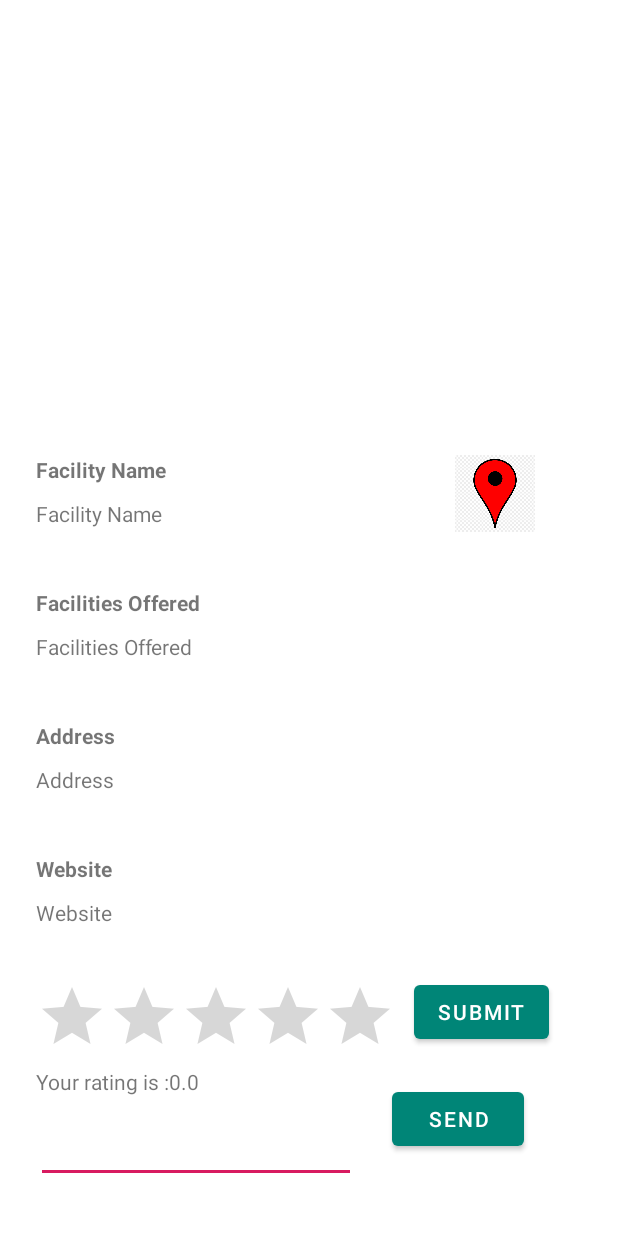
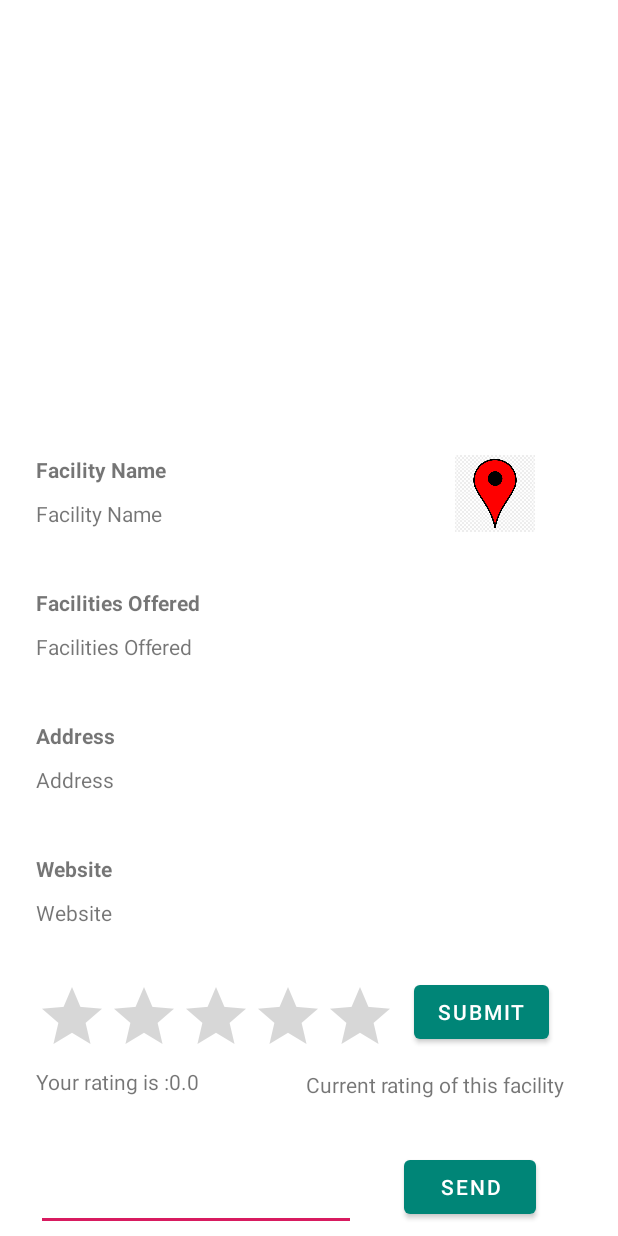
Before and after one commit to rectuspin/CZ2006_final, an Android app: the ViewFacilityActivity screen opened directly, with no data from a screen before it, after a tap on "SUBMIT", on a phone screen of 412 x 824 dp. Run offline under Robolectric (Android 15) with nearby library versions, the phone set to English and light mode, and no system bars; our stand-ins replace Firebase (no records; nobody signed in at launch, a user with empty details on screens opened directly); 13 statements that could not run were skipped.

Commit message:
rating added

```diff
--- a/app/src/main/java/com/example/athletica/data/facility/Ratings.java
+++ b/app/src/main/java/com/example/athletica/data/facility/Ratings.java
@@ -1,9 +1,11 @@
 package com.example.athletica.data.facility;
 
 public class Ratings {
-    //private String ratingID;
-    //private String facilityID;
+    private String ratingID;
+    private String facilityID;
+
     private float ratingContent;
+    /*
     private float five = 0;
     private float fourpfive = 0;
     private float four = 0;
@@ -15,34 +17,22 @@ public class Ratings {
     private float one = 0;
     private float pfive = 0;
     private float zero = 0;
-
+    */
 
     public Ratings() {
     }
 
 
-    public Ratings(int num) {
-        five += num;
-    }
-
-    public float addrating(float ratingContent) {
-        switch ((int) (10 * ratingContent)) {
-            case 50:
-                five++;
-                break;
-            case 45:
-                fourpfive++;
-                break;
-
-        }
-        return five;
-    }
-
-    public float getFive() {
-        return five;
+    public Ratings(float ratingContent,String ratingID) {
+        this.ratingContent=ratingContent;
+        this.ratingID=ratingID;
     }
 
     public float getRatingContent() {
         return ratingContent;
     }
+
+    public String getRatingID() {
+        return ratingID;
+    }
 }
--- a/app/src/main/java/com/example/athletica/ui/facility/ViewFacilityActivity.java
+++ b/app/src/main/java/com/example/athletica/ui/facility/ViewFacilityActivity.java
@@ -2,6 +2,7 @@ package com.example.athletica.ui.facility;
 
 import android.content.Intent;
 import android.os.Bundle;
+import android.util.Log;
 import android.view.View;
 import android.widget.Button;
 import android.widget.EditText;
@@ -15,6 +16,7 @@ import androidx.annotation.NonNull;
 import androidx.appcompat.app.AppCompatActivity;
 
 import com.example.athletica.R;
+import com.example.athletica.data.account.LoginRegisterManager;
 import com.example.athletica.data.facility.Comments;
 import com.example.athletica.data.facility.Facility;
 import com.example.athletica.data.facility.FacilityManager;
@@ -54,14 +56,16 @@ public class ViewFacilityActivity extends AppCompatActivity {
     private FacilityManager facilityManager;
     private DataManager dataManager;
 
+
+    private Button submitButton;
+    private TextView ratingDisplayTextView;
+    private TextView currentRating;
+
     private EditText addcomment;
     private Button sendComment;
-    private Button submitButton;
-    private TextView ratingDisplayTextView;
-
     private ListView listViewComments;
     private List<Comments> commentsList;
-
+    float ratingAvg;
 
     @Override
     protected void onCreate(Bundle savedInstanceState) {
@@ -79,6 +83,8 @@ public class ViewFacilityActivity extends AppCompatActivity {
 
         submitButton = (Button) findViewById(R.id.submit_button);
         ratingDisplayTextView = (TextView) findViewById(R.id.rating_display_text_View);
+        currentRating=(TextView)findViewById(R.id.current_rating);
+
         listViewComments = (ListView) findViewById(R.id.list_view_comment);
         addcomment = findViewById(R.id.add_comment);
         sendComment = (Button) findViewById(R.id.send);
@@ -122,19 +128,10 @@ public class ViewFacilityActivity extends AppCompatActivity {
             @Override
             public void onClick(View v) {
                 //addRatings();
-                DatabaseReference Ratings_DB_Ref = facility.getRatings_DB_Ref();
                 float submitted_rating = ratingRatingBar.getRating();
-                Ratings ratings_;
-                if (submitted_rating == 5.0)
-                    ratings_ = new Ratings(1);
-                else
-                    ratings_ = new Ratings(0);
-                String id = Ratings_DB_Ref.push().getKey();
+                facilityManager.addRating(submitted_rating);
+                ratingDisplayTextView.setText("Your rating is :" + submitted_rating);
 
-                //Ratings_DB_Ref.child(facilityIndex).setValue(ratings_);
-                Ratings_DB_Ref.child(facilityIndex).setValue(ratings_);
-
-                ratingDisplayTextView.setText("Your rating is :" + ratingRatingBar.getRating());
             }
         });
 
@@ -156,6 +153,8 @@ public class ViewFacilityActivity extends AppCompatActivity {
     protected void onStart() {
         super.onStart();
         DatabaseReference Comments_DB_Reference = facility.getComments_DB_Reference();
+        DatabaseReference Ratings_DB_Reference = facility.getRatings_DB_Ref();
+
         Comments_DB_Reference.child(facilityIndex).addValueEventListener(new ValueEventListener() {
             @Override
             public void onDataChange(@NonNull DataSnapshot dataSnapshot) {
@@ -173,6 +172,30 @@ public class ViewFacilityActivity extends AppCompatActivity {
 
             }
         });
+        Ratings_DB_Reference.child(facilityIndex).addValueEventListener(new ValueEventListener() {
+            @Override
+            public void onDataChange(@NonNull DataSnapshot dataSnapshot) {
+
+                float sum=0;
+                long numChild=0;
+
+                for (DataSnapshot ratingsSnapshot : dataSnapshot.getChildren()) {
+                    Ratings rating = ratingsSnapshot.getValue(Ratings.class);
+                    sum+=rating.getRatingContent();
+                    numChild=dataSnapshot.getChildrenCount();
+                }
+                ratingAvg=(float)sum/numChild;
+                String rat=String.valueOf(ratingAvg);
+                currentRating.setText("Current rating of this facility is "+rat);
+                ratingRatingBar.setRating(ratingAvg);
+            }
+
+            @Override
+            public void onCancelled(@NonNull DatabaseError databaseError) {
+
+            }
+        });
+
     }
 
 }
--- a/app/src/main/res/layout/activity_view_facility.xml
+++ b/app/src/main/res/layout/activity_view_facility.xml
@@ -140,8 +140,8 @@
 
             <TextView
                 android:id="@+id/rating_display_text_View"
-                android:layout_width="201dp"
-                android:layout_height="22dp"
+                android:layout_width="166dp"
+                android:layout_height="25dp"
                 android:text="Your rating appears here"
                 app:layout_constraintStart_toStartOf="@+id/facility_rating_bar"
                 app:layout_constraintTop_toBottomOf="@+id/facility_rating_bar" />
@@ -164,7 +164,7 @@
 
                 android:layout_marginStart="24dp"
 
-                android:layout_marginTop="32dp"
+                android:layout_marginTop="64dp"
                 android:ems="10"
                 android:inputType="textPersonName"
                 app:layout_constraintStart_toStartOf="parent"
@@ -176,13 +176,14 @@
                 android:layout_width="wrap_content"
                 android:layout_height="wrap_content"
 
-                android:layout_marginStart="24dp"
+                android:layout_marginStart="32dp"
+                android:layout_marginTop="24dp"
                 android:text="SEND"
                 app:layout_constraintBottom_toBottomOf="parent"
                 app:layout_constraintStart_toEndOf="@+id/add_comment"
+
                 app:layout_constraintTop_toBottomOf="@+id/submit_button"
-
-                app:layout_constraintVertical_bias="0.079" />
+                app:layout_constraintVertical_bias="0.148" />
 
             <ListView
                 android:id="@+id/list_view_comment"
@@ -196,6 +197,15 @@
                 app:layout_constraintStart_toStartOf="parent"
                 app:layout_constraintTop_toBottomOf="@id/add_comment" />
 
+            <TextView
+                android:id="@+id/current_rating"
+                android:layout_width="191dp"
+                android:layout_height="50dp"
+                android:layout_marginStart="204dp"
+                android:layout_marginTop="2dp"
+                android:text="Current rating of this facility"
+                app:layout_constraintStart_toStartOf="parent"
+                app:layout_constraintTop_toBottomOf="@+id/facility_rating_bar" />
 
 
         </androidx.constraintlayout.widget.ConstraintLayout>
```
Also changed, not shown: app/src/main/java/com/example/athletica/data/facility/Comments.java (+7 -1 lines), app/src/main/java/com/example/athletica/data/facility/FacilityManager.java (+13 -1 lines).
